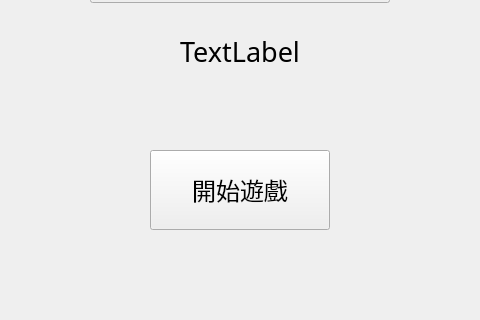
This is src/ui_files/IntroWidget.ui in hwc20896/ChineseProj as Qt 5 draws it before an edit; both pictures show x 260 to 740 and y 380 to 700 of the 1000 by 700 pixel window. The edited form follows.
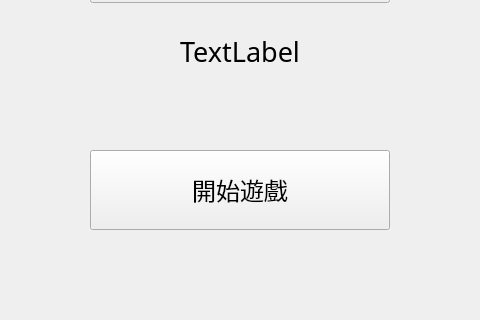
This is the edited form.

The edit to the form file:
```diff
--- a/src/ui_files/IntroWidget.ui
+++ b/src/ui_files/IntroWidget.ui
@@ -178,6 +178,12 @@
     <layout class="QHBoxLayout" name="startLayout">
      <item>
       <widget class="QPushButton" name="startGame">
+       <property name="sizePolicy">
+        <sizepolicy hsizetype="Preferred" vsizetype="Preferred">
+         <horstretch>0</horstretch>
+         <verstretch>0</verstretch>
+        </sizepolicy>
+       </property>
        <property name="minimumSize">
         <size>
          <width>0</width>
@@ -186,8 +192,8 @@
        </property>
        <property name="maximumSize">
         <size>
-         <width>180</width>
-         <height>16777215</height>
+         <width>300</width>
+         <height>160</height>
         </size>
        </property>
        <property name="font">
```
